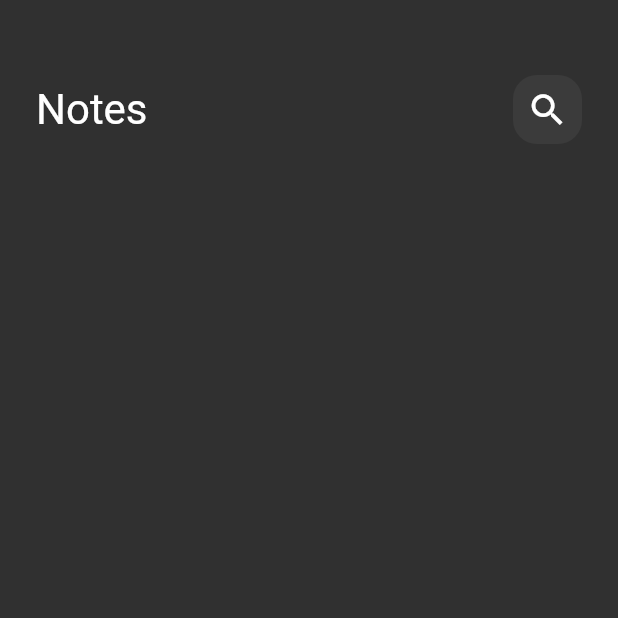
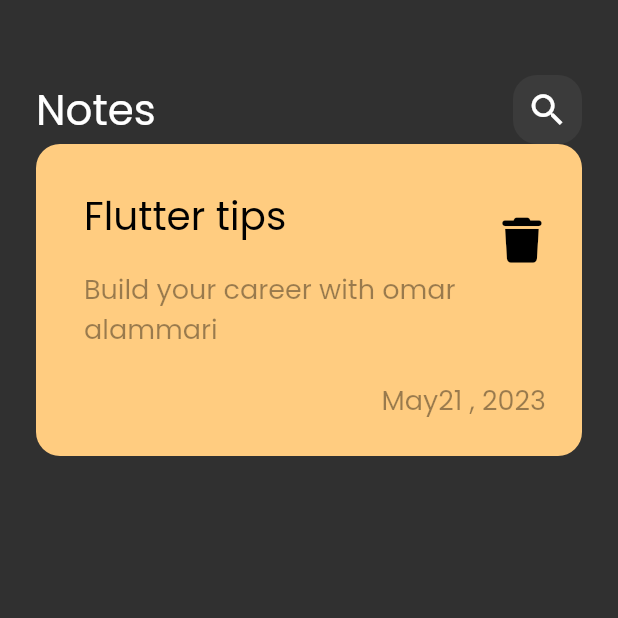
Before and after one commit to OmarAlammari/notes_app, a Flutter app: the screen it shows after launch, on a phone screen of 412 x 824 dp, the top half of it. Run offline on Flutter 3.47's test engine with Material 2 defaults, Android fonts, the phone set to English and light mode, and no system bars; our stand-ins replace font_awesome_flutter.

Commit message:
create custom note item

```diff
--- a/lib/main.dart
+++ b/lib/main.dart
@@ -14,6 +14,7 @@ class NotesApp extends StatelessWidget {
     return MaterialApp(
       theme: ThemeData(
         brightness: Brightness.dark,
+        fontFamily: 'Poppins',
       ),
       home: const NotesView(),
     );
--- a/lib/views/widgets/custom_app_bar.dart
+++ b/lib/views/widgets/custom_app_bar.dart
@@ -8,13 +8,13 @@ class CustomAppBar extends StatelessWidget {
   @override
   Widget build(BuildContext context) {
     return Row(
-      children: [
-        const Text(
+      children: const [
+        Text(
           'Notes',
           style: TextStyle(fontSize: 28),
         ),
-        const Spacer(),
-        const CustomSearchIcon(icon: Icons.search),
+        Spacer(),
+        CustomSearchIcon(icon: Icons.search),
       ],
     );
   }
--- /dev/null
+++ b/lib/views/widgets/custom_note_item.dart
@@ -0,0 +1,61 @@
+import 'package:flutter/material.dart';
+import 'package:font_awesome_flutter/font_awesome_flutter.dart';
+
+class NoteItem extends StatelessWidget {
+  const NoteItem({Key? key}) : super(key: key);
+
+  @override
+  Widget build(BuildContext context) {
+    return Container(
+      decoration: BoxDecoration(
+        color: const Color(0xffFFCC80),
+        borderRadius: BorderRadius.circular(16),
+      ),
+      padding: const EdgeInsets.only(left: 16, top: 24, bottom: 24),
+      child: Column(
+        crossAxisAlignment: CrossAxisAlignment.end,
+        children: [
+          ListTile(
+            title: const Text(
+              'Flutter tips',
+              style: TextStyle(
+                fontSize: 26,
+                color: Colors.black,
+              ),
+            ),
+            subtitle: Padding(
+              padding: const EdgeInsets.symmetric(vertical: 16),
+              // padding: const EdgeInsets.only(top: 16),
+              child: Text(
+                'Build your career with omar alammari',
+                style: TextStyle(
+                  fontSize: 18,
+                  color: Colors.black.withOpacity(.4),
+                ),
+              ),
+            ),
+            trailing: IconButton(
+              onPressed: () {},
+              icon: const Icon(
+                FontAwesomeIcons.trash,
+                color: Colors.black,
+                size: 30,
+              ),
+            ),
+          ),
+          Padding(
+            padding: const EdgeInsets.symmetric(horizontal: 24),
+            // padding: const EdgeInsets.only(right: 24),
+            child: Text(
+              'May21 , 2023',
+              style: TextStyle(
+                fontSize: 18,
+                color: Colors.black.withOpacity(.4),
+              ),
+            ),
+          ),
+        ],
+      ),
+    );
+  }
+}
--- a/lib/views/widgets/notes_view_body.dart
+++ b/lib/views/widgets/notes_view_body.dart
@@ -1,6 +1,7 @@
 import 'package:flutter/material.dart';
 
 import 'custom_app_bar.dart';
+import 'custom_note_item.dart';
 
 class NotesViewBody extends StatelessWidget {
   const NotesViewBody({super.key});
@@ -13,6 +14,7 @@ class NotesViewBody extends StatelessWidget {
         children: const [
           SizedBox(height: 50),
           CustomAppBar(),
+          NoteItem()
         ],
       ),
     );
--- a/pubspec.yaml
+++ b/pubspec.yaml
@@ -17,6 +17,7 @@ dependencies:
   # modal_progress_hud_nsn: ^0.3.0
 
   cupertino_icons: ^1.0.2
+  font_awesome_flutter: ^10.4.0
 
 dev_dependencies:
   # build_runner: ^2.3.2
```
Also changed, not shown: pubspec.lock.
